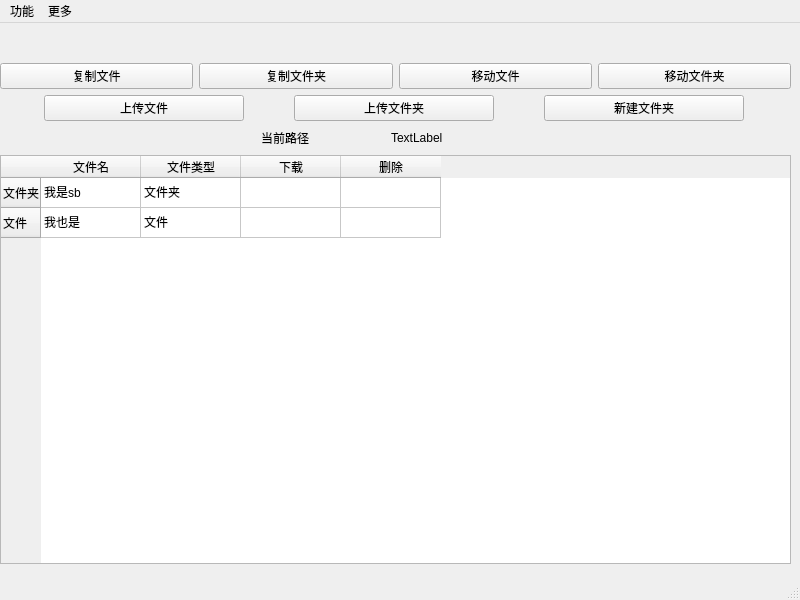
The window that client/netdisk.ui (DiDi-FanFan-JianJian/Jian-NetDisk) describes before a commit, drawn with Qt 5.
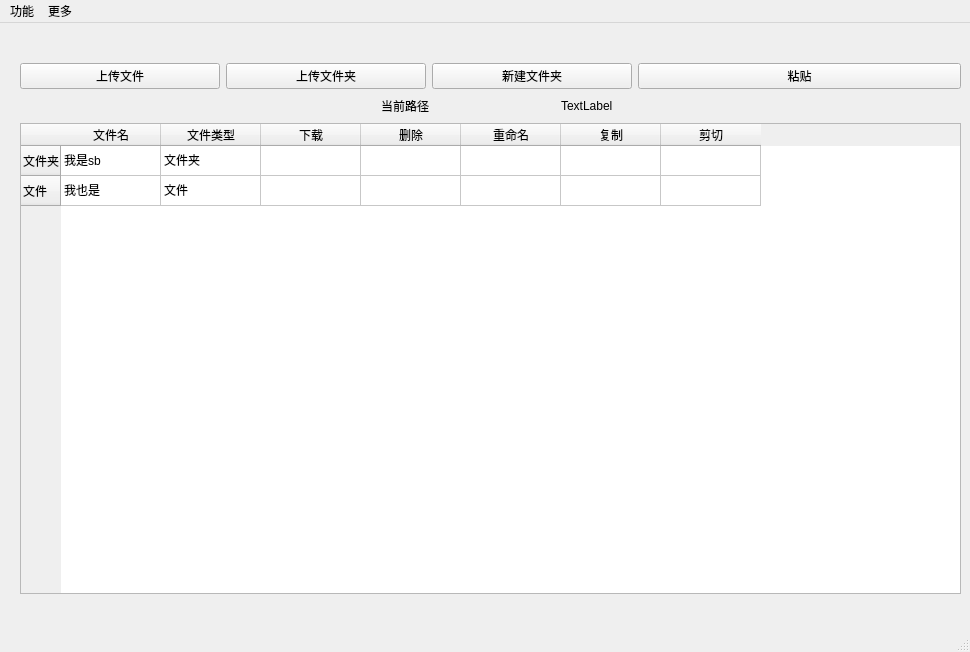
The same window after the commit. Icons and pictures are not drawn.

Diff of the .ui file:
```diff
--- a/client/netdisk.ui
+++ b/client/netdisk.ui
@@ -6,8 +6,8 @@
    <rect>
     <x>0</x>
     <y>0</y>
-    <width>800</width>
-    <height>600</height>
+    <width>970</width>
+    <height>652</height>
    </rect>
   </property>
   <property name="windowTitle">
@@ -17,44 +17,15 @@
    <widget class="QWidget" name="verticalLayoutWidget">
     <property name="geometry">
      <rect>
-      <x>0</x>
+      <x>20</x>
       <y>40</y>
-      <width>791</width>
-      <height>501</height>
+      <width>941</width>
+      <height>531</height>
      </rect>
     </property>
     <layout class="QVBoxLayout" name="verticalLayout">
      <item>
-      <layout class="QHBoxLayout" name="horizontalLayout_3">
-       <item>
-        <widget class="QPushButton" name="copy_file_btn">
-         <property name="text">
-          <string>复制文件</string>
-         </property>
-        </widget>
-       </item>
-       <item>
-        <widget class="QPushButton" name="copy_dir_btn">
-         <property name="text">
-          <string>复制文件夹</string>
-         </property>
-        </widget>
-       </item>
-       <item>
-        <widget class="QPushButton" name="move_dir_btn">
-         <property name="text">
-          <string>移动文件</string>
-         </property>
-        </widget>
-       </item>
-       <item>
-        <widget class="QPushButton" name="move_file_btn">
-         <property name="text">
-          <string>移动文件夹</string>
-         </property>
-        </widget>
-       </item>
-      </layout>
+      <layout class="QHBoxLayout" name="horizontalLayout_3"/>
      </item>
      <item>
       <layout class="QHBoxLayout" name="horizontalLayout_2">
@@ -97,6 +68,13 @@
          </property>
         </widget>
        </item>
+       <item>
+        <widget class="QPushButton" name="paste_btn">
+         <property name="text">
+          <string>粘贴</string>
+         </property>
+        </widget>
+       </item>
       </layout>
      </item>
      <item>
@@ -160,7 +138,7 @@
         <number>2</number>
        </property>
        <property name="columnCount">
-        <number>4</number>
+        <number>7</number>
        </property>
        <attribute name="horizontalHeaderVisible">
         <bool>true</bool>
@@ -195,6 +173,21 @@
          <string>删除</string>
         </property>
        </column>
+       <column>
+        <property name="text">
+         <string>重命名</string>
+        </property>
+       </column>
+       <column>
+        <property name="text">
+         <string>复制</string>
+        </property>
+       </column>
+       <column>
+        <property name="text">
+         <string>剪切</string>
+        </property>
+       </column>
        <item row="0" column="0">
         <property name="text">
          <string>我是sb</string>
@@ -243,7 +236,7 @@
     <rect>
      <x>0</x>
      <y>0</y>
-     <width>800</width>
+     <width>970</width>
      <height>26</height>
     </rect>
    </property>
```
Left out of the diff: 18 changed lines with no effect on the pictures.
